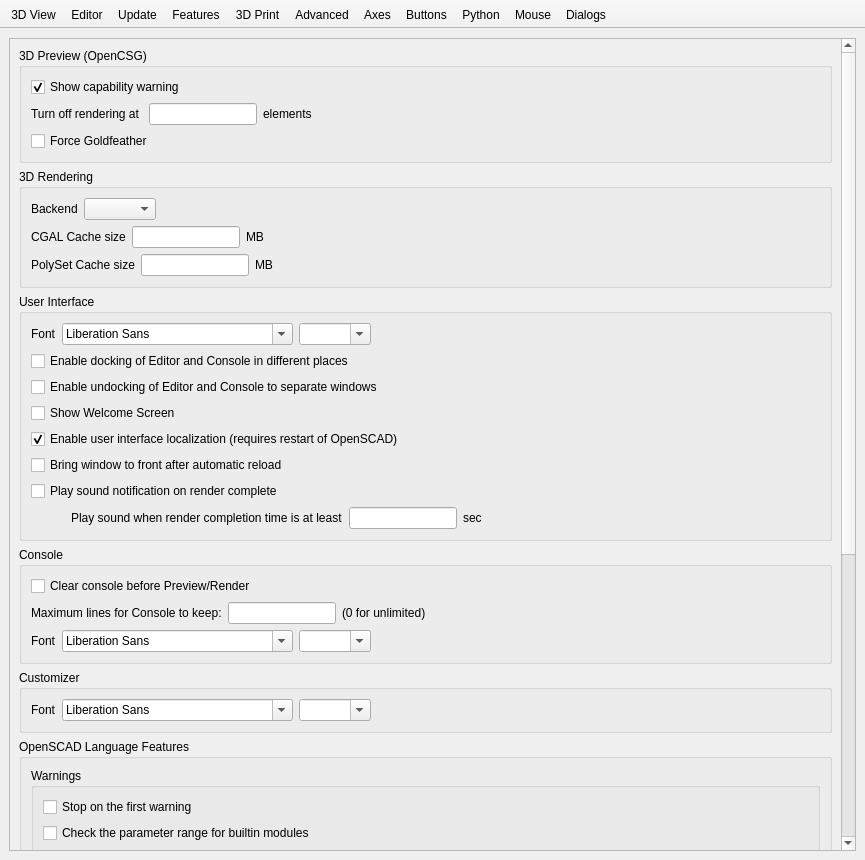
Before: the Qt Designer form src/gui/Preferences.ui in openscad/openscad, drawn with Qt 5.
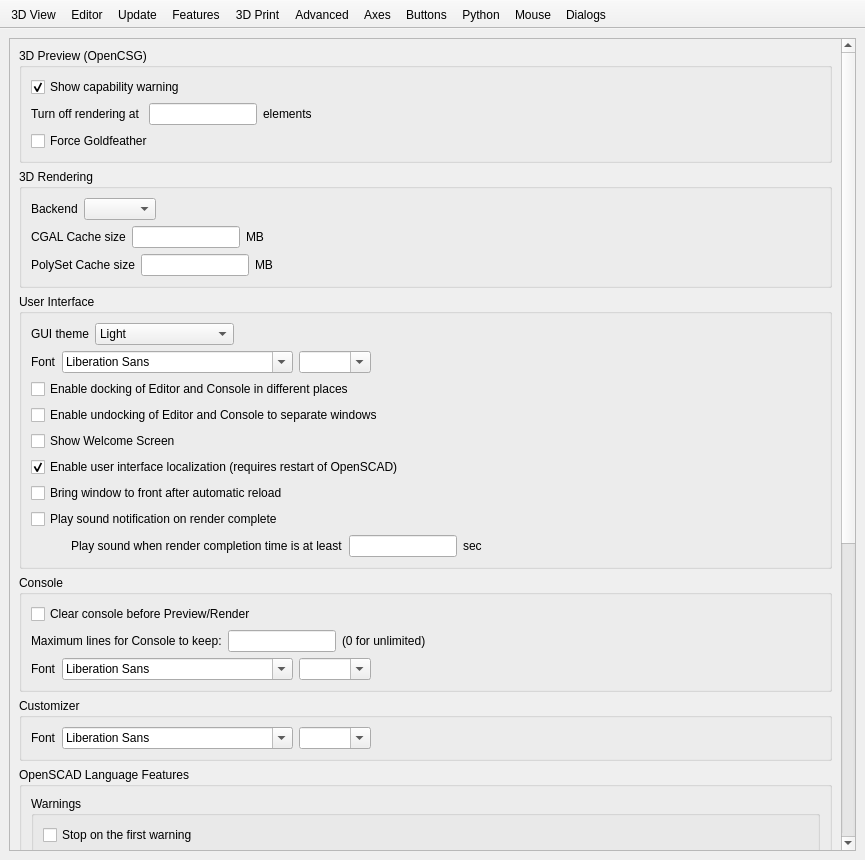
After: the same form once the commit is applied. The open tabs and pages were chosen to show the change. Icons and pictures are not drawn. Custom widgets are drawn as their Qt base class.

Commit message: feat: add GUI theme preference (light/dark/auto) with native look for light mode (#405)

Patch:
```diff
--- a/src/gui/Preferences.ui
+++ b/src/gui/Preferences.ui
@@ -2168,6 +2168,49 @@
                <string>User Interface</string>
               </property>
               <layout class="QVBoxLayout" name="verticalLayout_13">
+               <item>
+                <layout class="QHBoxLayout" name="horizontalLayoutGuiTheme">
+                 <item>
+                  <widget class="QLabel" name="labelGuiTheme">
+                   <property name="text">
+                    <string>GUI theme</string>
+                   </property>
+                  </widget>
+                 </item>
+                 <item>
+                  <widget class="QComboBox" name="comboBoxGuiTheme">
+                   <item>
+                    <property name="text">
+                     <string>Light</string>
+                    </property>
+                   </item>
+                   <item>
+                    <property name="text">
+                     <string>Dark</string>
+                    </property>
+                   </item>
+                   <item>
+                    <property name="text">
+                     <string>Auto (follow system)</string>
+                    </property>
+                   </item>
+                  </widget>
+                 </item>
+                 <item>
+                  <spacer name="horizontalSpacerGuiTheme">
+                   <property name="orientation">
+                    <enum>Qt::Horizontal</enum>
+                   </property>
+                   <property name="sizeHint" stdset="0">
+                    <size>
+                     <width>40</width>
+                     <height>20</height>
+                    </size>
+                   </property>
+                  </spacer>
+                 </item>
+                </layout>
+               </item>
                <item>
                 <layout class="QHBoxLayout" name="horizontalLayoutApplicationFont">
                  <item>
```
The commit also changes 8 other files.
